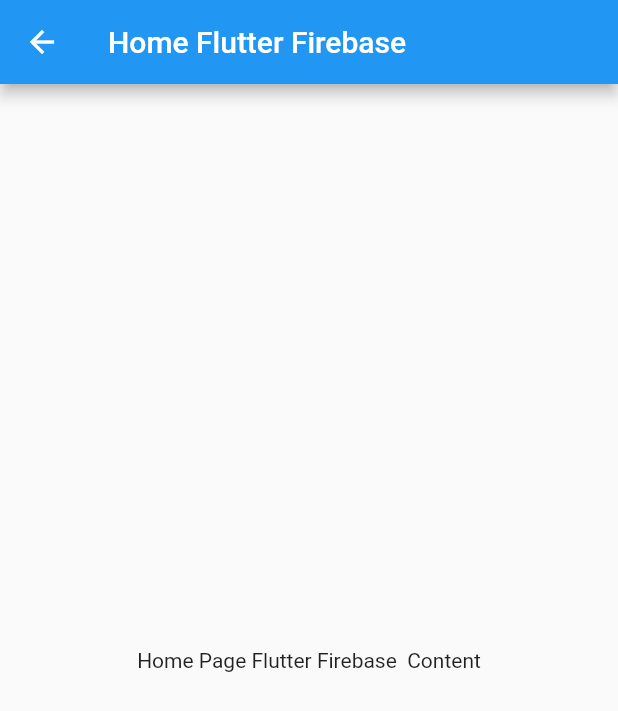
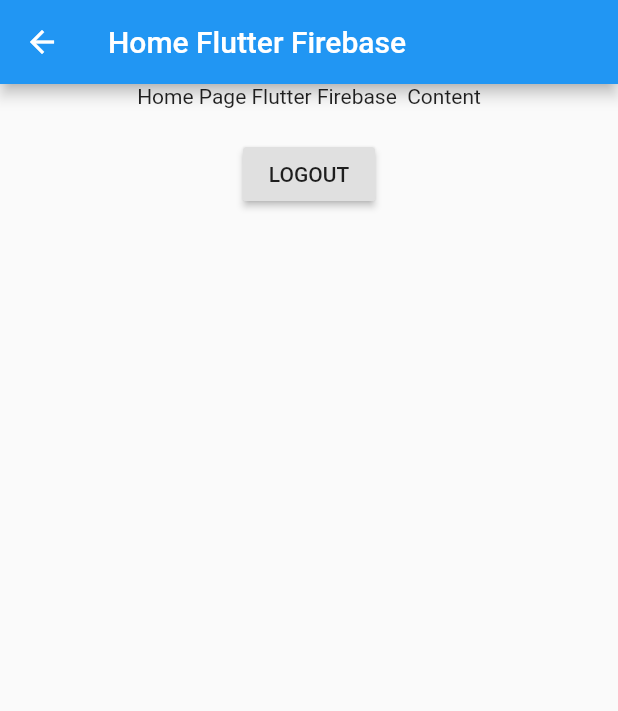
Before and after one commit to aaronksaunders/simple_firebase_auth, a Flutter app: the HomePage screen opened directly, on a phone screen of 412 x 824 dp. Shown: the top 711 px of the screen. Run offline on Flutter 3.47's test engine with Material 2 defaults, Android fonts, the phone set to English and light mode, and no system bars.

Commit message:
working with mocked auth service

```diff
--- a/lib/home_page.dart
+++ b/lib/home_page.dart
@@ -1,4 +1,7 @@
 import 'package:flutter/material.dart';
+import 'package:provider/provider.dart';
+
+import 'auth.dart';
 
 class HomePage extends StatefulWidget {
   @override
@@ -14,7 +17,19 @@ class _HomePageState extends State<HomePage> {
         //actions: <Widget>[LogoutButton()],
       ),
       body: Center(
-        child: Text('Home Page Flutter Firebase  Content'),
+        child: Column(
+          children: <Widget>[
+            Text('Home Page Flutter Firebase  Content'),
+            SizedBox(height: 20.0),
+            RaisedButton(
+                child: Text("LOGOUT"),
+                onPressed: () async {
+                  await Provider.of<AuthService>(context).logout();
+
+                  Navigator.pushReplacementNamed(context, "/");
+                })
+          ],
+        ),
       ),
     );
   }
--- a/pubspec.yaml
+++ b/pubspec.yaml
@@ -23,7 +23,7 @@ dependencies:
   # The following adds the Cupertino Icons font to your application.
   # Use with the CupertinoIcons class for iOS style icons.
   cupertino_icons: ^0.1.2
-
+  provider: 2.0.1
 dev_dependencies:
   flutter_test:
     sdk: flutter
```
Also changed, not shown: lib/auth.dart (added, +32 -0 lines), lib/login_page.dart (+8 -2 lines), lib/main.dart (+27 -16 lines), pubspec.lock.
